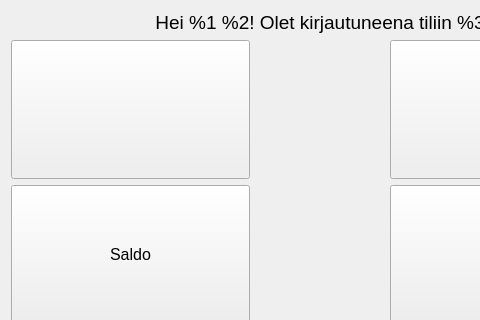
banksimul2022/group15, file atm-ui/form/page/pagemainaccountview.ui: the form before one commit; both pictures show x 0 to 480 and y 0 to 320 of the 640 by 480 pixel window.
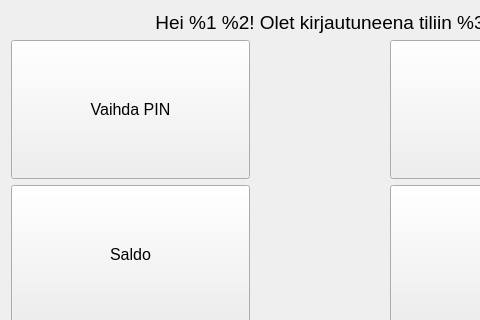
The form after the commit. Custom widgets are drawn as their Qt base class.

Commit message: atm-ui: Add pin change support

Patch:
```diff
--- a/atm-ui/form/page/pagemainaccountview.ui
+++ b/atm-ui/form/page/pagemainaccountview.ui
@@ -56,6 +56,14 @@
            <height>100</height>
           </size>
          </property>
+         <property name="font">
+          <font>
+           <pointsize>12</pointsize>
+          </font>
+         </property>
+         <property name="text">
+          <string>Vaihda PIN</string>
+         </property>
         </widget>
        </item>
        <item>
```
Left out of the diff: 2 changed lines with no effect on the pictures. The commit also changes 5 other files.
